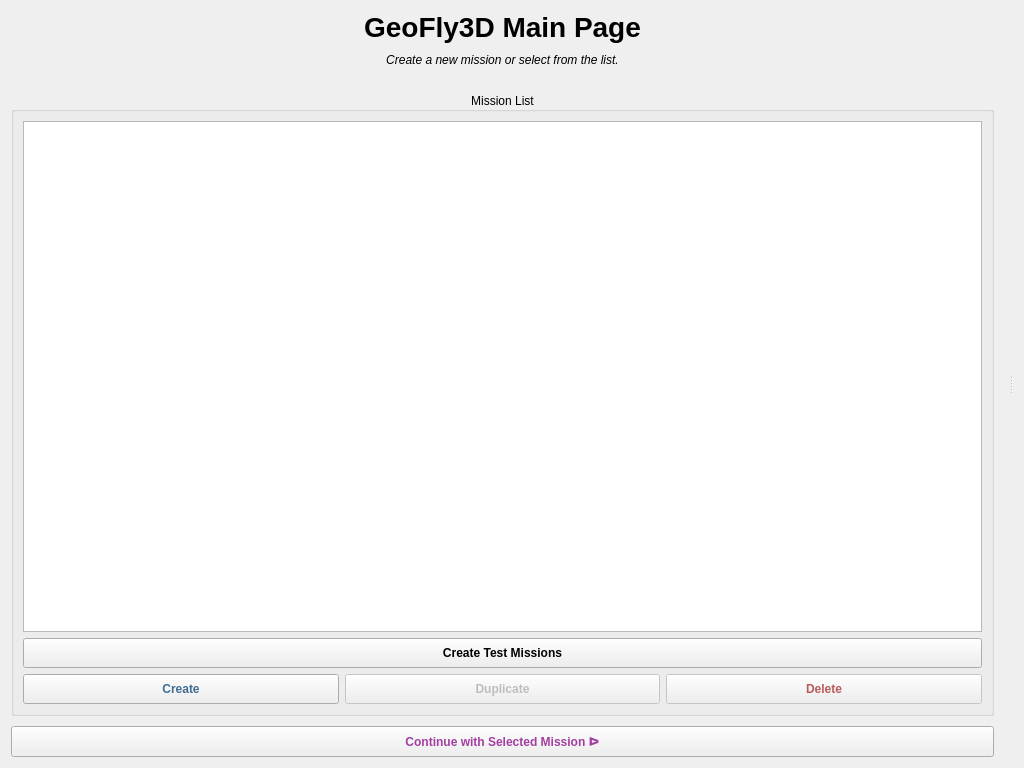
Before: the Qt Designer form UI/Preflight1/pre1_design.ui in cmpe-DroneLab/GeoFly3D, drawn with Qt 5.
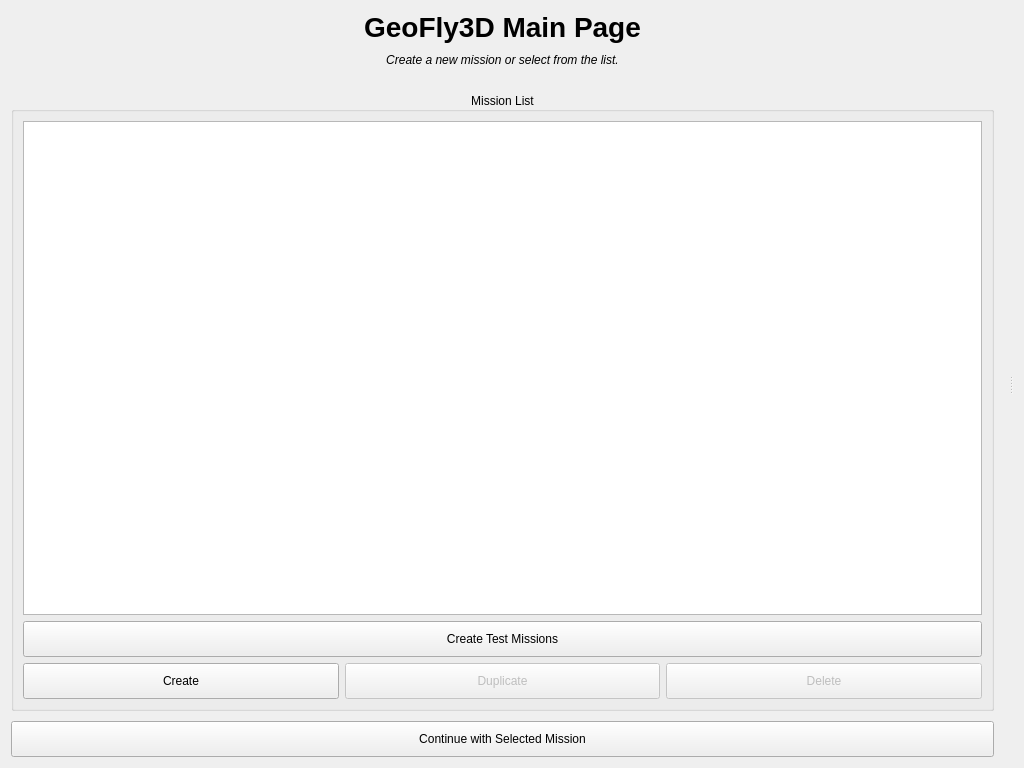
After: the same form once the commit is applied. Icons and pictures are not drawn.

Commit message: Added icons to the buttons

Patch:
```diff
--- a/UI/Preflight1/pre1_design.ui
+++ b/UI/Preflight1/pre1_design.ui
@@ -14,10 +14,7 @@
    <string>Form</string>
   </property>
   <property name="styleSheet">
-   <string notr="true">QPushButton { padding: 7px 10px; font-weight: 500; }
-#btn_delete_mission { color: #b85a5a; }
-#btn_create_mission { color: #406d91; }
-#btn_edit_mission { color: #a33ea3; }</string>
+   <string notr="true">QPushButton {padding:10px;}</string>
   </property>
   <layout class="QHBoxLayout" name="horizontalLayout">
    <item>
@@ -141,7 +138,11 @@
          <item row="1" column="0">
           <widget class="QPushButton" name="btn_edit_mission">
            <property name="text">
-            <string>Continue with Selected Mission ᐅ</string>
+            <string>Continue with Selected Mission</string>
+           </property>
+           <property name="icon">
+            <iconset>
+             <normaloff>../Images/arrow-right.png</normaloff>../Images/arrow-right.png</iconset>
            </property>
           </widget>
          </item>
```
Left out of the diff: 16 changed lines with no effect on the pictures. The commit also changes 28 other files.
